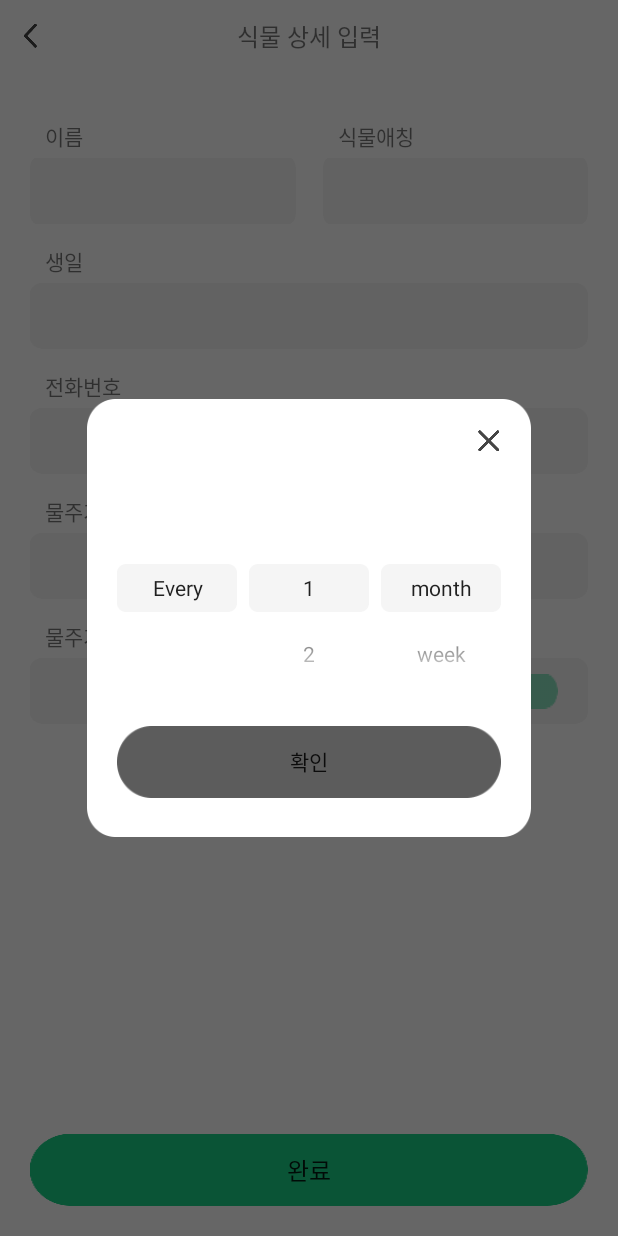
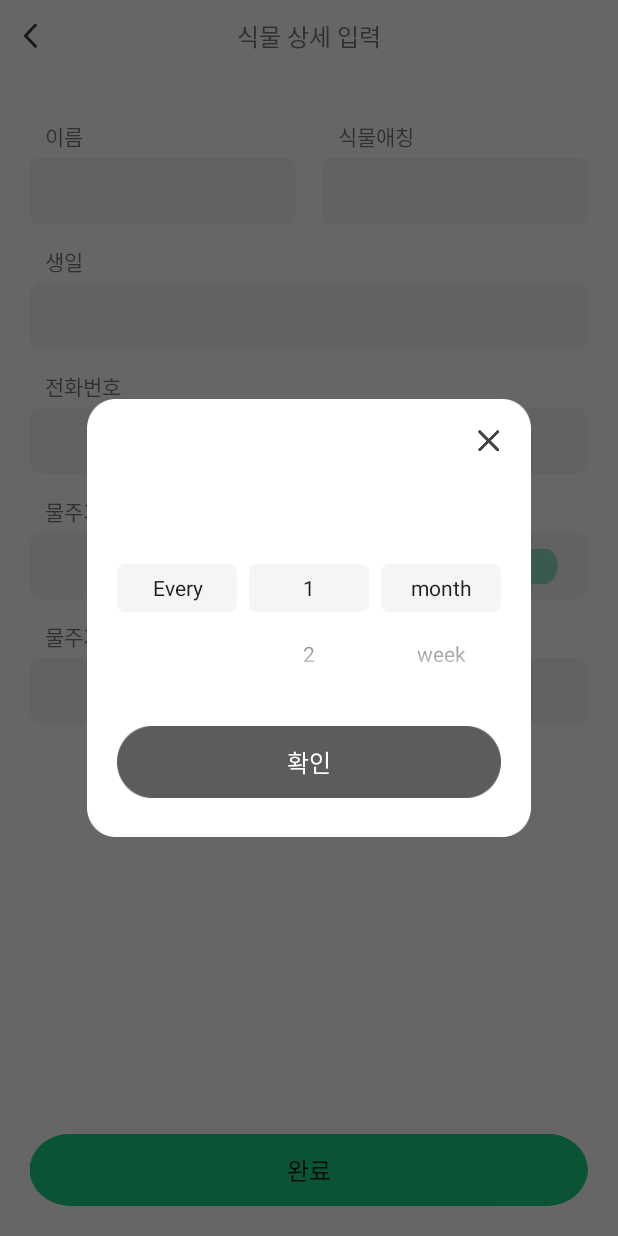
Before and after one commit to TeamCherish/CherishAndroid, an Android app: the EnrollPlantActicity screen opened directly, with no data from a screen before it, after a tap on an icon or button, on a phone screen of 412 x 824 dp. Run offline under Robolectric (Android 15) with nearby library versions, the phone set to English and light mode, and no system bars.

Commit message:
[chore]:view design

```diff
--- a/app/src/main/java/com/sopt/cherish/ui/dialog/WeekPickerDialogFragment.kt
+++ b/app/src/main/java/com/sopt/cherish/ui/dialog/WeekPickerDialogFragment.kt
@@ -3,7 +3,6 @@ package com.sopt.cherish.ui.dialog
 import android.content.res.Resources
 import android.graphics.Color
 import android.graphics.drawable.ColorDrawable
-import android.graphics.drawable.InsetDrawable
 import android.os.Bundle
 import android.view.LayoutInflater
 import android.view.View
@@ -16,17 +15,25 @@ import com.sopt.cherish.R
 import com.sopt.cherish.databinding.WeekpickerLayoutBinding
 
 //created by nayoung : 알람주기 설정 보여주는 팝업 창
-class WeekPickerDialogFragment(@LayoutRes
-                               private val layoutResId: Int
+class WeekPickerDialogFragment(
+    @LayoutRes
+    private val layoutResId: Int
 ) : DialogFragment(), View.OnClickListener {
 
+    lateinit var weektext:String
 
-    override fun onCreateView(inflater: LayoutInflater, container: ViewGroup?, savedInstanceState: Bundle?): View? {
+
+    override fun onCreateView(
+        inflater: LayoutInflater,
+        container: ViewGroup?,
+        savedInstanceState: Bundle?
+    ): View? {
         val view = inflater.inflate(layoutResId, container, false)
         dialog?.window?.setBackgroundDrawable(ColorDrawable(Color.TRANSPARENT))
 
 
         val binding = WeekpickerLayoutBinding.bind(view)
+
 
 
         val week_every: NumberPicker = view.findViewById(R.id.numberPicker)
@@ -38,6 +45,9 @@ class WeekPickerDialogFragment(@LayoutRes
             dismiss()
 
         }
+
+
+
         val list = resources.getStringArray(R.array.cycle)
         val list2 = resources.getStringArray(R.array.week)
 
@@ -61,10 +71,21 @@ class WeekPickerDialogFragment(@LayoutRes
         week_month.descendantFocusability = NumberPicker.FOCUS_BLOCK_DESCENDANTS
         week_number.descendantFocusability = NumberPicker.FOCUS_BLOCK_DESCENDANTS
 
+
+
+        val btn_ok: Button = view.findViewById(R.id.button_ok)
+        btn_ok.setOnClickListener {
+
+            week_every.value.toString()+" "+week_month.value.toString()+" "+week_number.value
+            dialog?.dismiss()
+
+        }
+
         return binding.root
 
 
     }
+
 
     override fun onClick(p0: View?) {
         TODO("Not yet implemented")
--- a/app/src/main/java/com/sopt/cherish/ui/enrollment/EnrollPlantActicity.kt
+++ b/app/src/main/java/com/sopt/cherish/ui/enrollment/EnrollPlantActicity.kt
@@ -44,7 +44,7 @@ class EnrollPlantActicity : AppCompatActivity() {
             startActivity(intent)
 
         }
-
+        //timepicker 나오는 부분
         binding.editclock.setOnClickListener {
             val needWaterDialog = ClockPickerDialogFragment(R.layout.clockpicker_layout).show(supportFragmentManager, "MainActivity")
 
@@ -52,7 +52,7 @@ class EnrollPlantActicity : AppCompatActivity() {
         }
         binding.editweek.setOnClickListener {
 
-            WeekPickerDialogFragment(R.layout.weekpicker_layout).show(supportFragmentManager, "MainActivity")
+           val needweek= WeekPickerDialogFragment(R.layout.weekpicker_layout).show(supportFragmentManager, "MainActivity")
 
 
         }
--- a/app/src/main/res/layout/acitivity_enrollplant.xml
+++ b/app/src/main/res/layout/acitivity_enrollplant.xml
@@ -184,7 +184,7 @@
         android:layout_marginTop="@dimen/margin_14dp"
         app:layout_constraintEnd_toEndOf="parent"
         app:layout_constraintStart_toStartOf="parent"
-        app:layout_constraintTop_toBottomOf="@+id/cons2">
+        app:layout_constraintTop_toBottomOf="@+id/cons4">
 
         <TextView
             android:id="@+id/textclock"
@@ -221,7 +221,7 @@
         app:layout_constraintEnd_toEndOf="parent"
         app:layout_constraintHorizontal_bias="0.0"
         app:layout_constraintStart_toStartOf="parent"
-        app:layout_constraintTop_toBottomOf="@+id/cons3">
+        app:layout_constraintTop_toBottomOf="@+id/cons2">
 
         <TextView
             android:id="@+id/textweek"
@@ -241,7 +241,6 @@
             android:layout_marginTop="@dimen/margin_4dp"
             android:background="@drawable/box_add_plant_detail"
             android:ems="10"
-            android:inputType="textPersonName"
             app:layout_constraintEnd_toEndOf="parent"
             app:layout_constraintStart_toStartOf="@+id/cons4"
             app:layout_constraintTop_toBottomOf="@+id/textweek" />
--- a/app/src/main/res/layout/clockpicker_layout.xml
+++ b/app/src/main/res/layout/clockpicker_layout.xml
@@ -95,6 +95,8 @@
         android:background="@drawable/picker_popup_btn_bg"
         android:includeFontPadding="false"
         android:text="확인"
+        android:fontFamily="@font/notosanscjkkr_medium"
+        android:textColor="@color/white"
         app:layout_constraintBottom_toBottomOf="parent"
         app:layout_constraintEnd_toEndOf="@+id/constraintLayout2"
         app:layout_constraintStart_toStartOf="@+id/constraintLayout2"
--- a/app/src/main/res/layout/item_layout.xml
+++ b/app/src/main/res/layout/item_layout.xml
@@ -36,8 +36,9 @@
         android:layout_width="wrap_content"
         android:layout_height="wrap_content"
         android:text="010-1234-5678"
+        android:fontFamily="@font/roboto_regular"
         android:textSize="@dimen/text_12sp"
-        android:textStyle="bold"
+        android:includeFontPadding="false"
         app:layout_constraintStart_toStartOf="@+id/textName"
         app:layout_constraintTop_toBottomOf="@+id/textName" />
 
--- a/app/src/main/res/layout/weekpicker_layout.xml
+++ b/app/src/main/res/layout/weekpicker_layout.xml
@@ -95,6 +95,9 @@
         android:background="@drawable/picker_popup_btn_bg"
         android:includeFontPadding="false"
         android:text="확인"
+        android:fontFamily="@font/notosanscjkkr_medium"
+        android:textSize="@dimen/text_16sp"
+        android:textColor="@color/white"
         app:layout_constraintBottom_toBottomOf="parent"
         app:layout_constraintEnd_toEndOf="@+id/constraintLayout2"
         app:layout_constraintStart_toStartOf="@+id/constraintLayout2"
--- a/app/src/main/res/values/dimens.xml
+++ b/app/src/main/res/values/dimens.xml
@@ -43,6 +43,7 @@
     <dimen name="text_12sp">12sp</dimen>
     <dimen name="text_14sp">14sp</dimen>
     <dimen name="text_16sp">16sp</dimen>
+    <dimen name="text_20sp">20sp</dimen>
     <dimen name="text_28sp">28sp</dimen>
     <dimen name="text_40sp">40sp</dimen>
 </resources>
```
Also changed, not shown: app/src/main/java/com/sopt/cherish/ui/adapter/PhoneBookAdapter.kt (+30 -19 lines), app/src/main/java/com/sopt/cherish/ui/enrollment/PhoneBookActivity.kt (+15 -21 lines), app/src/main/res/layout/activity_detail_plant.xml (+30 -10 lines), app/src/main/res/layout/activity_resultplant.xml (+4 -3 lines), app/src/main/res/drawable-hdpi/plantdetail_btn_watering.png (added), app/src/main/res/drawable-mdpi/plantdetail_btn_watering.png (added), app/src/main/res/drawable-xhdpi/plantdetail_btn_watering.png (added), app/src/main/res/drawable-xxhdpi/plantdetail_btn_watering.png (added), app/src/main/res/drawable-xxxhdpi/plantdetail_btn_watering.png (added).
